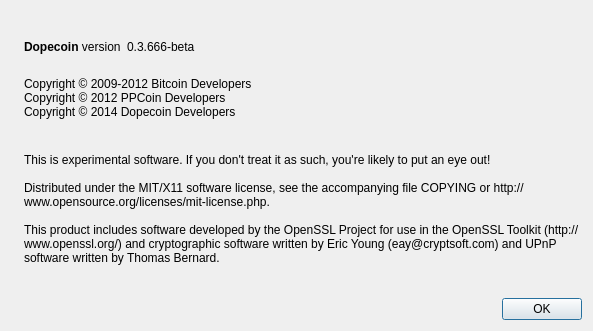
The window that src/qt/forms/aboutdialog.ui (dopecoin-dev/DopeCoinV3) describes before a commit, drawn with Qt 5.
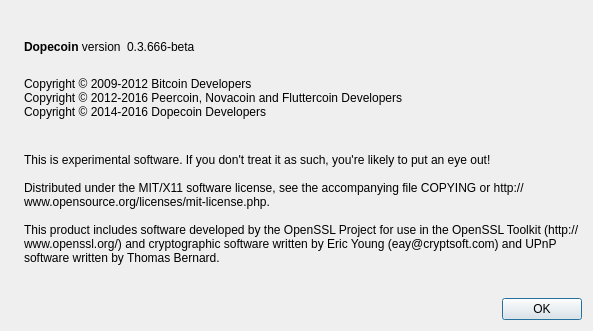
The same window after the commit. Icons and pictures are not drawn.

Patch:
```diff
--- a/src/qt/forms/aboutdialog.ui
+++ b/src/qt/forms/aboutdialog.ui
@@ -93,8 +93,8 @@
        <property name="text">
         <string>
 Copyright © 2009-2012 Bitcoin Developers
-Copyright © 2012 PPCoin Developers
-Copyright © 2014 Dopecoin Developers
+Copyright © 2012-2016 Peercoin, Novacoin and Fluttercoin Developers
+Copyright © 2014-2016 Dopecoin Developers
 </string>
        </property>
        <property name="textInteractionFlags">
```
